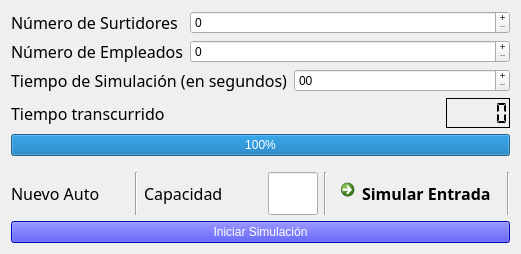
First picture: the form in tp1/mainwindow.ui, repository fedefarina/concu20141c, before the edit.
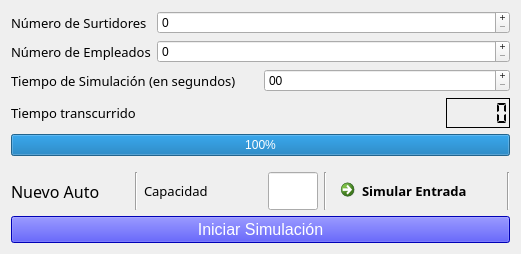
Second picture: the form after the edit.

Commit message: Cambio un poco las letras

Diff of the .ui file:
```diff
--- a/tp1/mainwindow.ui
+++ b/tp1/mainwindow.ui
@@ -46,7 +46,7 @@
         <property name="font">
          <font>
           <family>Abyssinica SIL</family>
-          <pointsize>12</pointsize>
+          <pointsize>10</pointsize>
          </font>
         </property>
         <property name="text">
@@ -59,7 +59,7 @@
         <property name="font">
          <font>
           <family>Abyssinica SIL</family>
-          <pointsize>12</pointsize>
+          <pointsize>10</pointsize>
          </font>
         </property>
         <property name="text">
@@ -93,7 +93,7 @@
         <property name="font">
          <font>
           <family>Abyssinica SIL</family>
-          <pointsize>12</pointsize>
+          <pointsize>10</pointsize>
          </font>
         </property>
         <property name="text">
@@ -136,7 +136,7 @@
         <property name="font">
          <font>
           <family>Abyssinica SIL</family>
-          <pointsize>12</pointsize>
+          <pointsize>10</pointsize>
          </font>
         </property>
         <property name="layoutDirection">
@@ -292,7 +292,8 @@
         <property name="font">
          <font>
           <family>Abyssinica SIL</family>
-          <pointsize>12</pointsize>
+          <pointsize>10</pointsize>
+          <strikeout>false</strikeout>
          </font>
         </property>
         <property name="text">
@@ -334,7 +335,7 @@
         <property name="font">
          <font>
           <family>Abyssinica SIL</family>
-          <pointsize>12</pointsize>
+          <pointsize>10</pointsize>
          </font>
         </property>
         <property name="text">
@@ -768,6 +769,11 @@
         </disabled>
        </palette>
       </property>
+      <property name="font">
+       <font>
+        <pointsize>12</pointsize>
+       </font>
+      </property>
       <property name="contextMenuPolicy">
        <enum>Qt::NoContextMenu</enum>
       </property>
```
